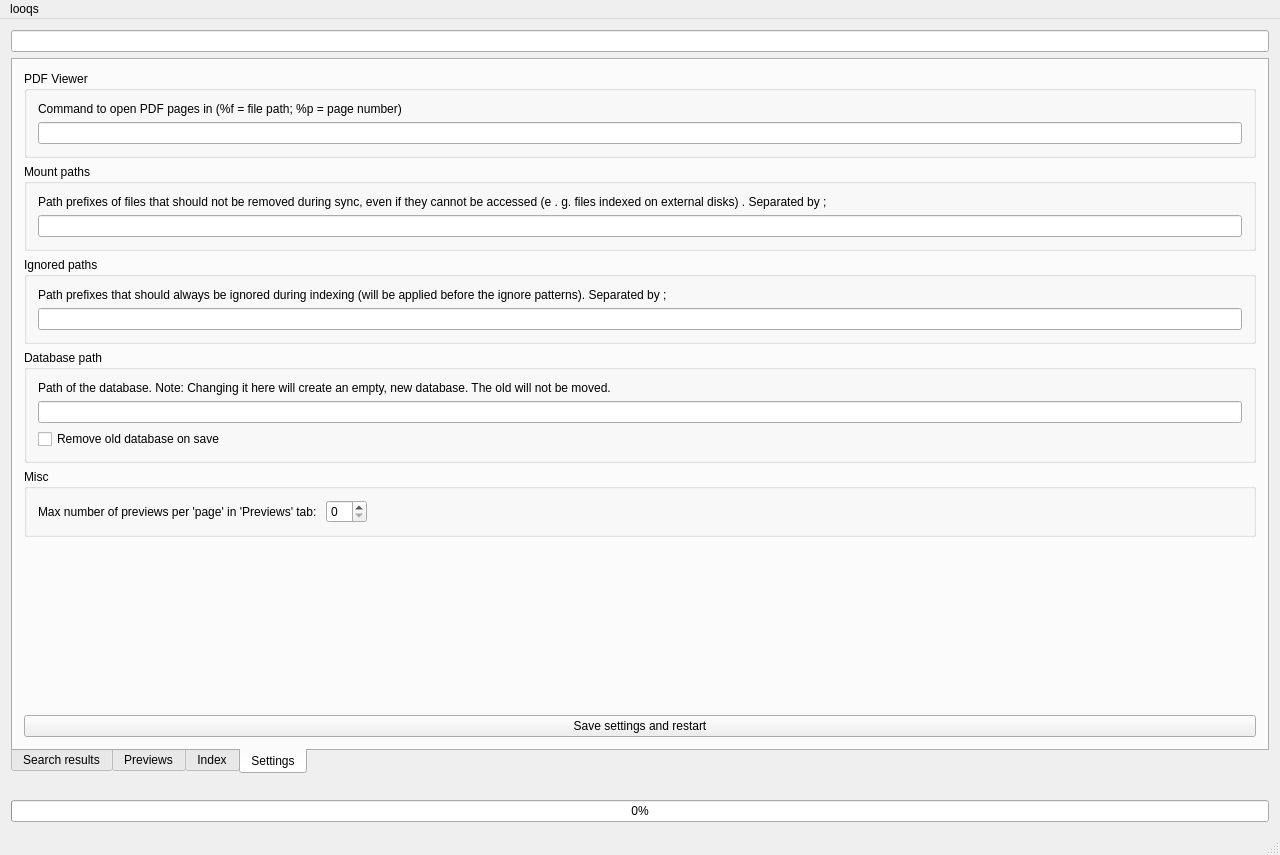
Before: the Qt Designer form gui/mainwindow.ui in quitesimpleorg/looqs, drawn with Qt 5.
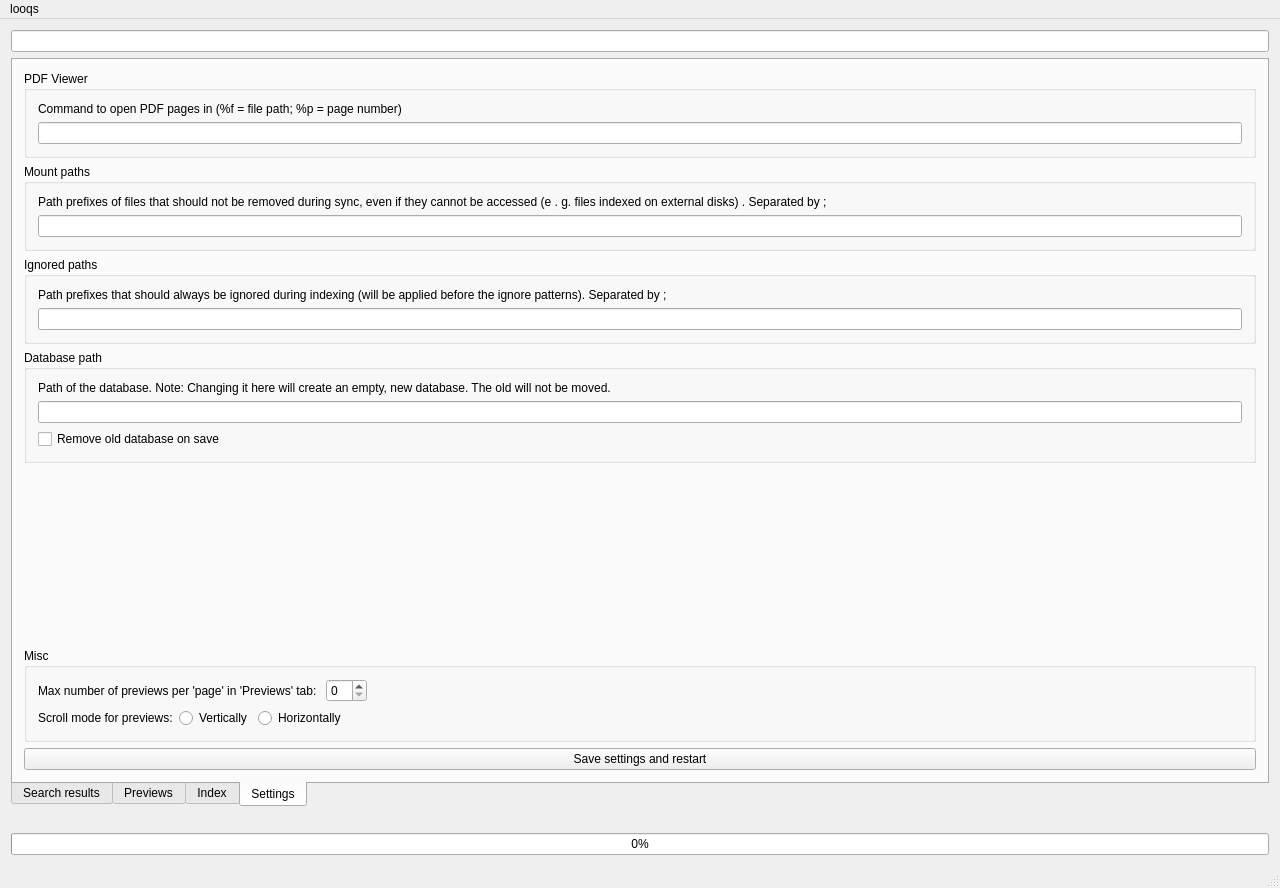
After: the same form once the commit is applied. The open tabs and pages were chosen to show the change.

Commit message:
gui: mainwindow: Add vertical scroll option, default to it
Seems horizontal mode is too unusual according to multiple
feedback.

Allow choosing this the mode in the settings

Patch:
```diff
--- a/gui/mainwindow.ui
+++ b/gui/mainwindow.ui
@@ -7,7 +7,7 @@
     <x>0</x>
     <y>0</y>
     <width>1280</width>
-    <height>855</height>
+    <height>888</height>
    </rect>
   </property>
   <property name="windowTitle">
@@ -542,6 +542,19 @@
           </layout>
          </widget>
         </item>
+        <item>
+         <spacer name="verticalSpacer">
+          <property name="orientation">
+           <enum>Qt::Vertical</enum>
+          </property>
+          <property name="sizeHint" stdset="0">
+           <size>
+            <width>20</width>
+            <height>40</height>
+           </size>
+          </property>
+         </spacer>
+        </item>
         <item>
          <widget class="QGroupBox" name="Misc">
           <property name="title">
@@ -575,21 +588,46 @@
              </item>
             </layout>
            </item>
-          </layout>
+           <item>
+            <layout class="QHBoxLayout" name="horizontalLayout_8">
+             <item>
+              <widget class="QLabel" name="lblScrollModeForPreviews">
+               <property name="text">
+                <string>Scroll mode for previews:</string>
+               </property>
          </widget>
         </item>
         <item>
-         <spacer name="verticalSpacer">
+              <widget class="QRadioButton" name="radioScrollVertically">
+               <property name="text">
+                <string>Vertically</string>
+               </property>
+              </widget>
+             </item>
+             <item>
+              <widget class="QRadioButton" name="radioScrollHorizontally">
+               <property name="text">
+                <string>Horizontally</string>
+               </property>
+              </widget>
+             </item>
+             <item>
+              <spacer name="horizontalSpacer_6">
           <property name="orientation">
-           <enum>Qt::Vertical</enum>
+                <enum>Qt::Horizontal</enum>
           </property>
           <property name="sizeHint" stdset="0">
            <size>
-            <width>20</width>
-            <height>40</height>
+                 <width>40</width>
+                 <height>20</height>
            </size>
           </property>
          </spacer>
+             </item>
+            </layout>
+           </item>
+          </layout>
+         </widget>
         </item>
         <item>
          <widget class="QPushButton" name="btnSaveSettings">
```
Left out of the diff: 6 changed lines with no effect on the pictures. Lines whose indentation alone changed are shown as unchanged. The commit also changes 2 other files.
